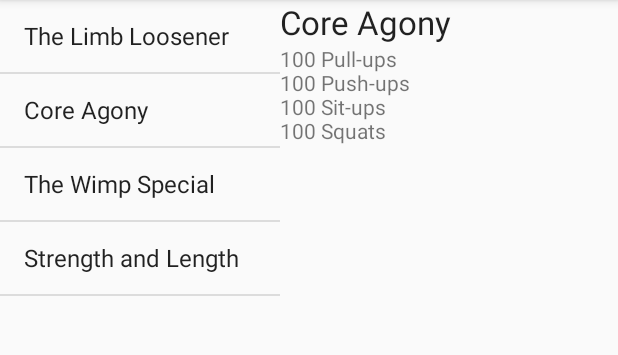
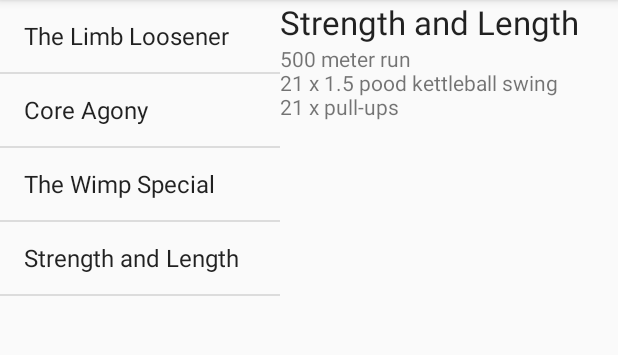
Before and after one commit to AntropovD/HeadFirst-Android, an Android app: the screen it shows after launch (MainActivity), after a tap on "Strength and Length", on a phone screen of 412 x 824 dp, the part 84-439 px from its top. Run offline under Robolectric (Android 15) with nearby library versions, the phone set to English and light mode, and no system bars; 3 other taps on this screen came first.

Commit message:
Workout Logic

```diff
--- a/Workout/app/src/main/AndroidManifest.xml
+++ b/Workout/app/src/main/AndroidManifest.xml
@@ -12,6 +12,7 @@
         <activity android:name=".MainActivity">
             <intent-filter>
                 <action android:name="android.intent.action.MAIN" />
+                <action android:name="android.intent.action.VIEW" />
 
                 <category android:name="android.intent.category.LAUNCHER" />
             </intent-filter>
--- a/Workout/app/src/main/java/com/example/dmitry/workout/MainActivity.java
+++ b/Workout/app/src/main/java/com/example/dmitry/workout/MainActivity.java
@@ -1,17 +1,26 @@
 package com.example.dmitry.workout;
 
+import android.app.FragmentTransaction;
+import android.os.Bundle;
 import android.support.v7.app.AppCompatActivity;
-import android.os.Bundle;
 
-public class MainActivity extends AppCompatActivity {
+public class MainActivity extends AppCompatActivity
+    implements WorkoutListFragment.WorkoutListListener {
 
-    @Override
-    protected void onCreate(Bundle savedInstanceState) {
-        super.onCreate(savedInstanceState);
-        setContentView(R.layout.activity_main);
+  @Override
+  protected void onCreate(Bundle savedInstanceState) {
+    super.onCreate(savedInstanceState);
+    setContentView(R.layout.activity_main);
+  }
 
-        WorkoutDetailFragment frag = (WorkoutDetailFragment)
-                getFragmentManager().findFragmentById(R.id.detail_frag);
-        frag.setWorkout(1);
-    }
+  @Override
+  public void itemClicked(long id) {
+    WorkoutDetailFragment fragment = new WorkoutDetailFragment();
+    FragmentTransaction transaction = getFragmentManager().beginTransaction();
+    fragment.setWorkout(id);
+    transaction.replace(R.id.fragment_container, fragment);
+    transaction.addToBackStack(null);
+    transaction.setTransition(FragmentTransaction.TRANSIT_FRAGMENT_FADE);
+    transaction.commit();
+  }
 }
--- a/Workout/app/src/main/java/com/example/dmitry/workout/Workout.java
+++ b/Workout/app/src/main/java/com/example/dmitry/workout/Workout.java
@@ -1,4 +1,6 @@
 package com.example.dmitry.workout;
+
+import android.support.annotation.NonNull;
 
 public class Workout {
 
@@ -13,8 +15,8 @@ public class Workout {
                     "500 meter run\n21 x 1.5 pood kettleball swing\n21 x pull-ups")
     };
 
-    private String name;
-    private String description;
+    private final String name;
+    private final String description;
 
     // В объекте Workout хранится имя и описание
     private Workout(String name, String description) {
@@ -30,6 +32,7 @@ public class Workout {
         return name;
     }
 
+    @NonNull
     public String toString() {
         return this.name;
     }
--- a/Workout/app/src/main/java/com/example/dmitry/workout/WorkoutListFragment.java
+++ b/Workout/app/src/main/java/com/example/dmitry/workout/WorkoutListFragment.java
@@ -1,14 +1,18 @@
 package com.example.dmitry.workout;
 
 
+import android.app.Activity;
 import android.app.ListFragment;
 import android.os.Bundle;
 import android.view.LayoutInflater;
 import android.view.View;
 import android.view.ViewGroup;
 import android.widget.ArrayAdapter;
+import android.widget.ListView;
 
 public class WorkoutListFragment extends ListFragment {
+
+  private WorkoutListListener listener;
 
   @Override
   public View onCreateView(LayoutInflater inflater, ViewGroup container,
@@ -18,7 +22,7 @@ public class WorkoutListFragment extends ListFragment {
     for (int i = 0; i < names.length; i++) {
       names[i] = Workout.workouts[i].getName();
     }
-        ArrayAdapter<String> adapter = new ArrayAdapter<String>(
+    ArrayAdapter<String> adapter = new ArrayAdapter<>(
         inflater.getContext(), android.R.layout.simple_list_item_1,
         names);
     setListAdapter(adapter);
@@ -26,4 +30,22 @@ public class WorkoutListFragment extends ListFragment {
     return super.onCreateView(inflater, container, savedInstanceState);
   }
 
+  @Override
+  public void onAttach(Activity activity) {
+    super.onAttach(activity);
+    this.listener = (WorkoutListListener) activity;
   }
+
+  @Override
+  public void onListItemClick(ListView l, View v, int position, long id) {
+    if (listener != null) {
+      listener.itemClicked(id);
+    }
+  }
+
+  public interface WorkoutListListener {
+
+    void itemClicked(long id);
+  }
+
+}
--- a/Workout/app/src/main/res/layout/activity_main.xml
+++ b/Workout/app/src/main/res/layout/activity_main.xml
@@ -7,15 +7,14 @@
 
   <fragment
     android:id="@+id/list_frag"
-        android:name="com.example.dmitry.workout.WorkoutListFragment"
     android:layout_width="110dp"
     android:layout_height="match_parent"
-        android:layout_weight="2" />
+    android:layout_weight="2"
+    android:name="com.example.dmitry.workout.WorkoutListFragment"/>
 
-    <fragment
-        android:id="@+id/detail_frag"
-        android:name="com.example.dmitry.workout.WorkoutDetailFragment"
+  <FrameLayout
+    android:id="@+id/fragment_container"
     android:layout_width="110dp"
     android:layout_height="match_parent"
-        android:layout_weight="3" />
+    android:layout_weight="3"/>
 </LinearLayout>
```
Lines whose indentation alone changed are shown as unchanged.
